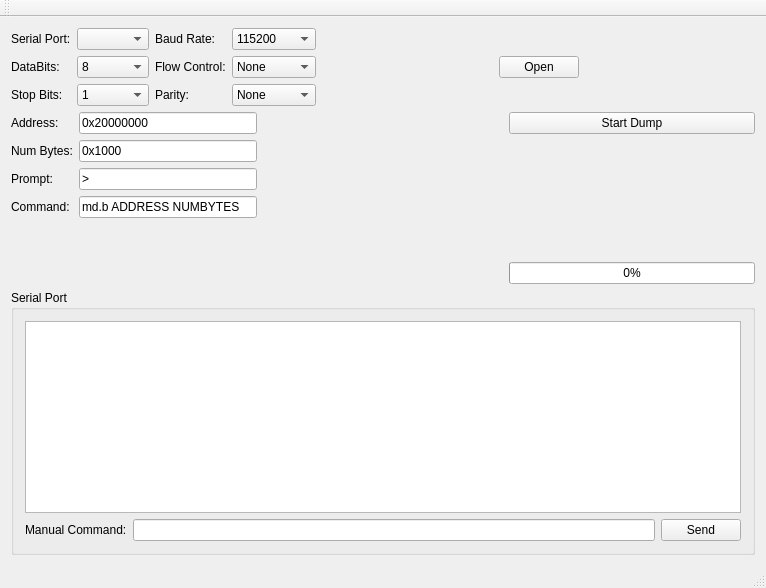
First picture: the form in utils/ubootDump2Bin/interactiveDumper/mainwindow.ui, repository mwales/security, before the edit.
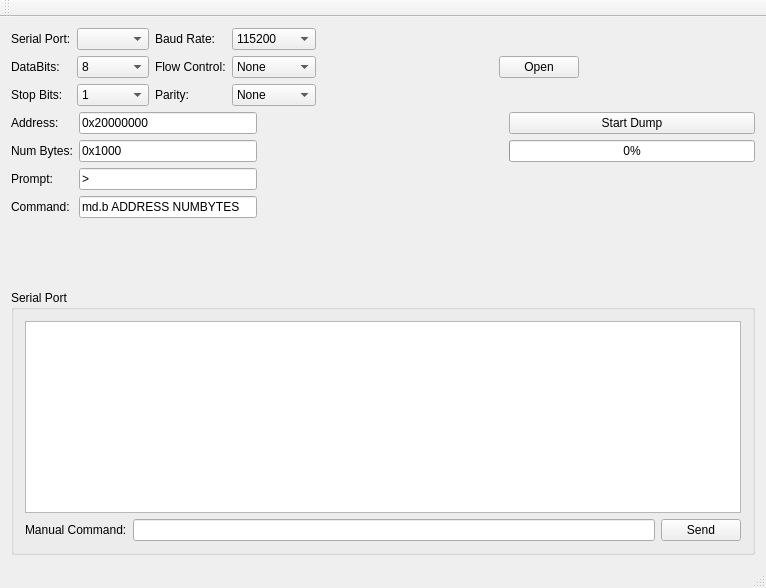
Second picture: the form after the edit.

Patch:
```diff
--- a/utils/ubootDump2Bin/interactiveDumper/mainwindow.ui
+++ b/utils/ubootDump2Bin/interactiveDumper/mainwindow.ui
@@ -310,6 +310,13 @@
           </property>
          </widget>
         </item>
+        <item>
+         <widget class="QProgressBar" name="theDumpProgressBar">
+          <property name="value">
+           <number>0</number>
+          </property>
+         </widget>
+        </item>
         <item>
          <spacer name="verticalSpacer">
           <property name="orientation">
@@ -323,13 +330,6 @@
           </property>
          </spacer>
         </item>
-        <item>
-         <widget class="QProgressBar" name="theDumpProgressBar">
-          <property name="value">
-           <number>0</number>
-          </property>
-         </widget>
-        </item>
        </layout>
       </item>
      </layout>
```
Left out of the diff: 3 changed lines with no effect on the pictures.
